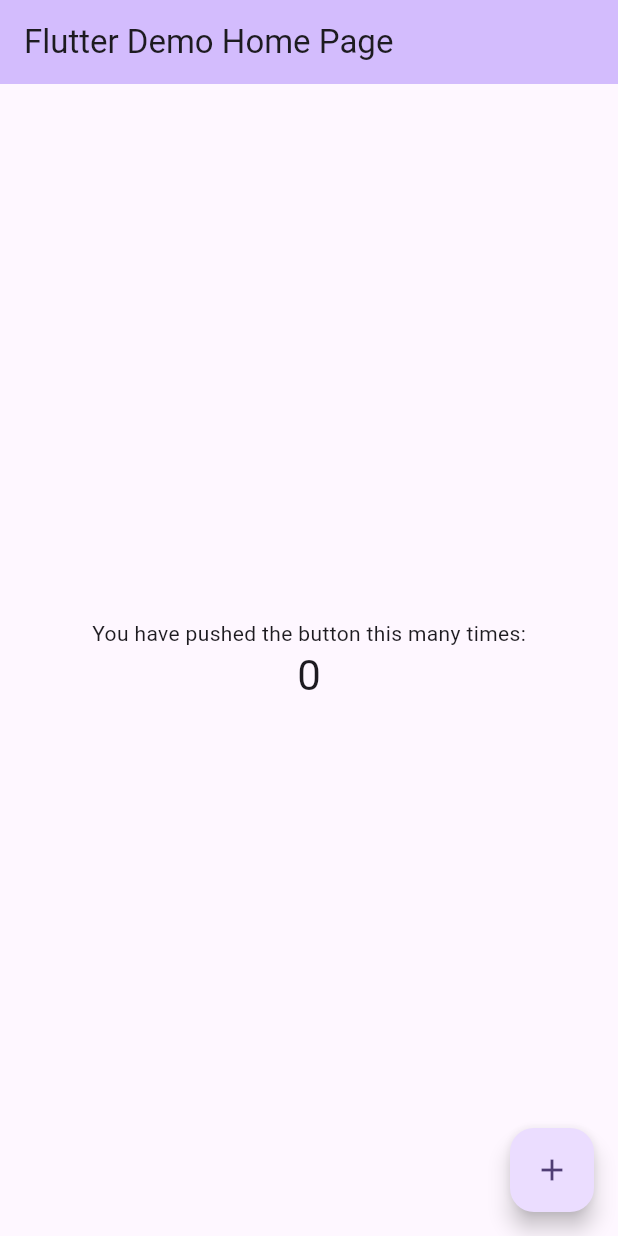
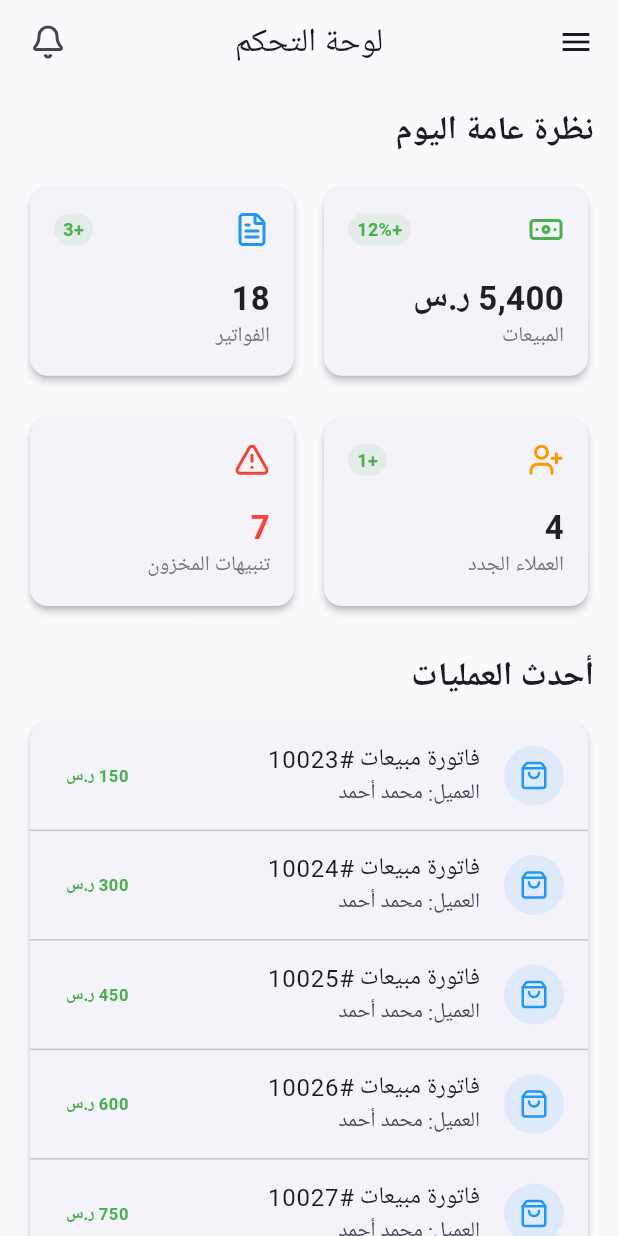
Before and after one commit to could-ai/019aa3c2-6003-7540-84bc-f27cee16360c, a Flutter app: the screen it shows after launch, on a phone screen of 412 x 824 dp. Run offline on Flutter 3.47's test engine with Material 3 defaults, Android fonts, the phone set to English and light mode, and no system bars; our stand-ins replace google_fonts, lucide_icons; Roboto replaces fonts that are missing (Cairo).

Commit message:
Added dependencies for localization (flutter_localizations, intl), state management (provider), fonts (google_fonts), charts (fl_chart), and icons (lucide_icons) to support the Sedrila ERP system requirements.; Configured main.dart with Arabic localization (RTL support), Google Fonts (Cairo), and a professional color theme suitable for an ERP system.; Created HomeScreen with a NavigationDrawer to switch between the main modules (Dashboard, Products, Customers, Invoices, Reports).; Created DashboardScreen displaying key performance indicators (Sales, Invoices, Stock Alerts) and a list of recent transactions.; Created StatCard widget, a reusable component for displaying dashboard statistics with icons, values, and trend indicators.; Created ProductsScreen with a search bar and a list of products showing stock levels, prices, and low stock warnings.; Created CustomersScreen to list clients with their contact info and credit balance status.

```diff
--- a/usr/lib/main.dart
+++ b/usr/lib/main.dart
@@ -1,120 +1,50 @@
 import 'package:flutter/material.dart';
+import 'package:flutter_localizations/flutter_localizations.dart';
+import 'package:google_fonts/google_fonts.dart';
+import 'screens/home_screen.dart';
 
 void main() {
-  runApp(const MyApp());
+  runApp(const SedrilaApp());
 }
 
-class MyApp extends StatelessWidget {
-  const MyApp({super.key});
+class SedrilaApp extends StatelessWidget {
+  const SedrilaApp({super.key});
 
-  // This widget is the root of your application.
   @override
   Widget build(BuildContext context) {
     return MaterialApp(
-      title: 'Flutter Demo',
+      title: 'سدريلا - إدارة المخازن',
       debugShowCheckedModeBanner: false,
+      // Localization setup for Arabic (RTL)
+      localizationsDelegates: const [
+        GlobalMaterialLocalizations.delegate,
+        GlobalWidgetsLocalizations.delegate,
+        GlobalCupertinoLocalizations.delegate,
+      ],
+      supportedLocales: const [
+        Locale('ar', 'AE'), // Arabic
+        Locale('en', 'US'), // English
+      ],
+      locale: const Locale('ar', 'AE'), // Default to Arabic as per project name
       theme: ThemeData(
-        // This is the theme of your application.
-        //
-        // TRY THIS: Try running your application with "flutter run". You'll see
-        // the application has a purple toolbar. Then, without quitting the app,
-        // try changing the seedColor in the colorScheme below to Colors.green
-        // and then invoke "hot reload" (save your changes or press the "hot
-        // reload" button in a Flutter-supported IDE, or press "r" if you used
-        // the command line to start the app).
-        //
-        // Notice that the counter didn't reset back to zero; the application
-        // state is not lost during the reload. To reset the state, use hot
-        // restart instead.
-        //
-        // This works for code too, not just values: Most code changes can be
-        // tested with just a hot reload.
-        colorScheme: ColorScheme.fromSeed(seedColor: Colors.deepPurple),
+        colorScheme: ColorScheme.fromSeed(
+          seedColor: const Color(0xFF2563EB), // Professional Blue
+          secondary: const Color(0xFF10B981), // Success Green for sales
+          surface: const Color(0xFFF8FAFC),
+        ),
+        useMaterial3: true,
+        textTheme: GoogleFonts.cairoTextTheme(Theme.of(context).textTheme),
+        appBarTheme: const AppBarTheme(
+          centerTitle: true,
+          elevation: 0,
+        ),
+        cardTheme: CardTheme(
+          elevation: 2,
+          shape: RoundedRectangleBorder(borderRadius: BorderRadius.circular(12)),
+          margin: const EdgeInsets.symmetric(vertical: 8, horizontal: 4),
+        ),
       ),
-      home: const MyHomePage(title: 'Flutter Demo Home Page'),
+      home: const HomeScreen(),
     );
   }
 }
-
-class MyHomePage extends StatefulWidget {
-  const MyHomePage({super.key, required this.title});
-
-  // This widget is the home page of your application. It is stateful, meaning
-  // that it has a State object (defined below) that contains fields that affect
-  // how it looks.
-
-  // This class is the configuration for the state. It holds the values (in this
-  // case the title) provided by the parent (in this case the App widget) and
-  // used by the build method of the State. Fields in a Widget subclass are
-  // always marked "final".
-
-  final String title;
-
-  @override
-  State<MyHomePage> createState() => _MyHomePageState();
-}
-
-class _MyHomePageState extends State<MyHomePage> {
-  int _counter = 0;
-
-  void _incrementCounter() {
-    setState(() {
-      // This call to setState tells the Flutter framework that something has
-      // changed in this State, which causes it to rerun the build method below
-      // so that the display can reflect the updated values. If we changed
-      // _counter without calling setState(), then the build method would not be
-      // called again, and so nothing would appear to happen.
-      _counter++;
-    });
-  }
-
-  @override
-  Widget build(BuildContext context) {
-    // This method is rerun every time setState is called, for instance as done
-    // by the _incrementCounter method above.
-    //
-    // The Flutter framework has been optimized to make rerunning build methods
-    // fast, so that you can just rebuild anything that needs updating rather
-    // than having to individually change instances of widgets.
-    return Scaffold(
-      appBar: AppBar(
-        // TRY THIS: Try changing the color here to a specific color (to
-        // Colors.amber, perhaps?) and trigger a hot reload to see the AppBar
-        // change color while the other colors stay the same.
-        backgroundColor: Theme.of(context).colorScheme.inversePrimary,
-        // Here we take the value from the MyHomePage object that was created by
-        // the App.build method, and use it to set our appbar title.
-        title: Text(widget.title),
-      ),
-      body: Center(
-        // Center is a layout widget. It takes a single child and positions it
-        // in the middle of the parent.
-        child: Column(
-          // Column is also a layout widget. It takes a list of children and
-          // arranges them vertically. By default, it sizes itself to fit its
-          // children horizontally, and tries to be as tall as its parent.
-          //
-          // Column has various properties to control how it sizes itself and
-          // how it positions its children. Here we use mainAxisAlignment to
-          // center the children vertically; the main axis here is the vertical
-          // axis because Columns are vertical (the cross axis would be
-          // horizontal).
-          //
-          // TRY THIS: Invoke "debug painting" (choose the "Toggle Debug Paint"
-          // action in the IDE, or press "p" in the console), to see the
-          // wireframe for each widget.
-          mainAxisAlignment: MainAxisAlignment.center,
-          children: <Widget>[
-            const Text('You have pushed the button this many times:'),
-            Text('$_counter', style: Theme.of(context).textTheme.headlineMedium),
-          ],
-        ),
-      ),
-      floatingActionButton: FloatingActionButton(
-        onPressed: _incrementCounter,
-        tooltip: 'Increment',
-        child: const Icon(Icons.add),
-      ), // This trailing comma makes auto-formatting nicer for build methods.
-    );
-  }
-}
--- /dev/null
+++ b/usr/lib/screens/dashboard_screen.dart
@@ -0,0 +1,90 @@
+import 'package:flutter/material.dart';
+import 'package:lucide_icons/lucide_icons.dart';
+import '../widgets/stat_card.dart';
+
+class DashboardScreen extends StatelessWidget {
+  const DashboardScreen({super.key});
+
+  @override
+  Widget build(BuildContext context) {
+    return SingleChildScrollView(
+      padding: const EdgeInsets.all(16.0),
+      child: Column(
+        crossAxisAlignment: CrossAxisAlignment.start,
+        children: [
+          Text(
+            "نظرة عامة اليوم",
+            style: Theme.of(context).textTheme.titleLarge?.copyWith(fontWeight: FontWeight.bold),
+          ),
+          const SizedBox(height: 16),
+          GridView.count(
+            crossAxisCount: 2,
+            crossAxisSpacing: 12,
+            mainAxisSpacing: 12,
+            shrinkWrap: true,
+            physics: const NeverScrollableScrollPhysics(),
+            childAspectRatio: 1.3,
+            children: const [
+              StatCard(
+                title: "المبيعات",
+                value: "5,400 ر.س",
+                icon: LucideIcons.banknote,
+                color: Colors.green,
+                trend: "+12%",
+              ),
+              StatCard(
+                title: "الفواتير",
+                value: "18",
+                icon: LucideIcons.fileText,
+                color: Colors.blue,
+                trend: "+3",
+              ),
+              StatCard(
+                title: "العملاء الجدد",
+                value: "4",
+                icon: LucideIcons.userPlus,
+                color: Colors.orange,
+                trend: "+1",
+              ),
+              StatCard(
+                title: "تنبيهات المخزون",
+                value: "7",
+                icon: LucideIcons.alertTriangle,
+                color: Colors.red,
+                isAlert: true,
+              ),
+            ],
+          ),
+          const SizedBox(height: 24),
+          Text(
+            "أحدث العمليات",
+            style: Theme.of(context).textTheme.titleLarge?.copyWith(fontWeight: FontWeight.bold),
+          ),
+          const SizedBox(height: 8),
+          Card(
+            child: ListView.separated(
+              shrinkWrap: true,
+              physics: const NeverScrollableScrollPhysics(),
+              itemCount: 5,
+              separatorBuilder: (ctx, index) => const Divider(height: 1),
+              itemBuilder: (context, index) {
+                return ListTile(
+                  leading: CircleAvatar(
+                    backgroundColor: Colors.blue.withOpacity(0.1),
+                    child: const Icon(LucideIcons.shoppingBag, color: Colors.blue, size: 20),
+                  ),
+                  title: Text("فاتورة مبيعات #${10023 + index}"),
+                  subtitle: Text("العميل: محمد أحمد"),
+                  trailing: Text(
+                    "${(index + 1) * 150} ر.س",
+                    style: const TextStyle(fontWeight: FontWeight.bold, color: Colors.green),
+                  ),
+                );
+              },
+            ),
+          ),
+        ],
+      ),
+    );
+  }
+}
--- /dev/null
+++ b/usr/lib/screens/home_screen.dart
@@ -0,0 +1,101 @@
+import 'package:flutter/material.dart';
+import 'package:lucide_icons/lucide_icons.dart';
+import 'dashboard_screen.dart';
+import 'products_screen.dart';
+import 'customers_screen.dart';
+
+class HomeScreen extends StatefulWidget {
+  const HomeScreen({super.key});
+
+  @override
+  State<HomeScreen> createState() => _HomeScreenState();
+}
+
+class _HomeScreenState extends State<HomeScreen> {
+  int _selectedIndex = 0;
+
+  // List of screens for navigation
+  final List<Widget> _screens = [
+    const DashboardScreen(),
+    const ProductsScreen(),
+    const CustomersScreen(),
+    const Center(child: Text('الفواتير - قريباً')), // Placeholder
+    const Center(child: Text('التقارير - قريباً')), // Placeholder
+  ];
+
+  final List<String> _titles = [
+    'لوحة التحكم',
+    'إدارة المنتجات',
+    'إدارة العملاء',
+    'الفواتير',
+    'التقارير',
+  ];
+
+  @override
+  Widget build(BuildContext context) {
+    return Scaffold(
+      appBar: AppBar(
+        title: Text(_titles[_selectedIndex]),
+        actions: [
+          IconButton(
+            icon: const Icon(LucideIcons.bell),
+            onPressed: () {},
+          ),
+          const SizedBox(width: 8),
+        ],
+      ),
+      drawer: NavigationDrawer(
+        selectedIndex: _selectedIndex,
+        onDestinationSelected: (index) {
+          setState(() {
+            _selectedIndex = index;
+          });
+          Navigator.pop(context); // Close drawer
+        },
+        children: [
+          const UserAccountsDrawerHeader(
+            decoration: BoxDecoration(color: Color(0xFF2563EB)),
+            accountName: Text("مدير النظام"),
+            accountEmail: Text("admin@sedrila.com"),
+            currentAccountPicture: CircleAvatar(
+              backgroundColor: Colors.white,
+              child: Text("A", style: TextStyle(fontSize: 24, color: Color(0xFF2563EB))),
+            ),
+          ),
+          const NavigationDrawerDestination(
+            icon: Icon(LucideIcons.layoutDashboard),
+            label: Text('لوحة التحكم'),
+          ),
+          const NavigationDrawerDestination(
+            icon: Icon(LucideIcons.package),
+            label: Text('المنتجات'),
+          ),
+          const NavigationDrawerDestination(
+            icon: Icon(LucideIcons.users),
+            label: Text('العملاء'),
+          ),
+          const NavigationDrawerDestination(
+            icon: Icon(LucideIcons.fileText),
+            label: Text('الفواتير'),
+          ),
+          const NavigationDrawerDestination(
+            icon: Icon(LucideIcons.barChart3),
+            label: Text('التقارير'),
+          ),
+          const Divider(),
+          const NavigationDrawerDestination(
+            icon: Icon(LucideIcons.settings),
+            label: Text('الإعدادات'),
+          ),
+        ],
+      ),
+      body: _screens[_selectedIndex],
+      floatingActionButton: _selectedIndex == 1 // Only show on Products screen
+          ? FloatingActionButton(
+              onPressed: () {},
+              child: const Icon(Icons.add),
+            )
+          : null,
+    );
+  }
+}
--- /dev/null
+++ b/usr/lib/widgets/stat_card.dart
@@ -0,0 +1,71 @@
+import 'package:flutter/material.dart';
+
+class StatCard extends StatelessWidget {
+  final String title;
+  final String value;
+  final IconData icon;
+  final Color color;
+  final String? trend;
+  final bool isAlert;
+
+  const StatCard({
+    super.key,
+    required this.title,
+    required this.value,
+    required this.icon,
+    required this.color,
+    this.trend,
+    this.isAlert = false,
+  });
+
+  @override
+  Widget build(BuildContext context) {
+    return Card(
+      elevation: 2,
+      child: Padding(
+        padding: const EdgeInsets.all(16.0),
+        child: Column(
+          crossAxisAlignment: CrossAxisAlignment.start,
+          mainAxisAlignment: MainAxisAlignment.spaceBetween,
+          children: [
+            Row(
+              mainAxisAlignment: MainAxisAlignment.spaceBetween,
+              children: [
+                Icon(icon, color: color),
+                if (trend != null)
+                  Container(
+                    padding: const EdgeInsets.symmetric(horizontal: 6, vertical: 2),
+                    decoration: BoxDecoration(
+                      color: Colors.green.withOpacity(0.1),
+                      borderRadius: BorderRadius.circular(12),
+                    ),
+                    child: Text(
+                      trend!,
+                      style: const TextStyle(color: Colors.green, fontSize: 12, fontWeight: FontWeight.bold),
+                    ),
+                  ),
+              ],
+            ),
+            Column(
+              crossAxisAlignment: CrossAxisAlignment.start,
+              children: [
+                Text(
+                  value,
+                  style: TextStyle(
+                    fontSize: 22,
+                    fontWeight: FontWeight.bold,
+                    color: isAlert ? Colors.red : Colors.black87,
+                  ),
+                ),
+                Text(
+                  title,
+                  style: TextStyle(color: Colors.grey[600], fontSize: 14),
+                ),
+              ],
+            ),
+          ],
+        ),
+      ),
+    );
+  }
+}
```
Also changed, not shown: usr/lib/screens/customers_screen.dart (added, +58 -0 lines), usr/lib/screens/products_screen.dart (added, +95 -0 lines), usr/pubspec.yaml (+9 -72 lines).
